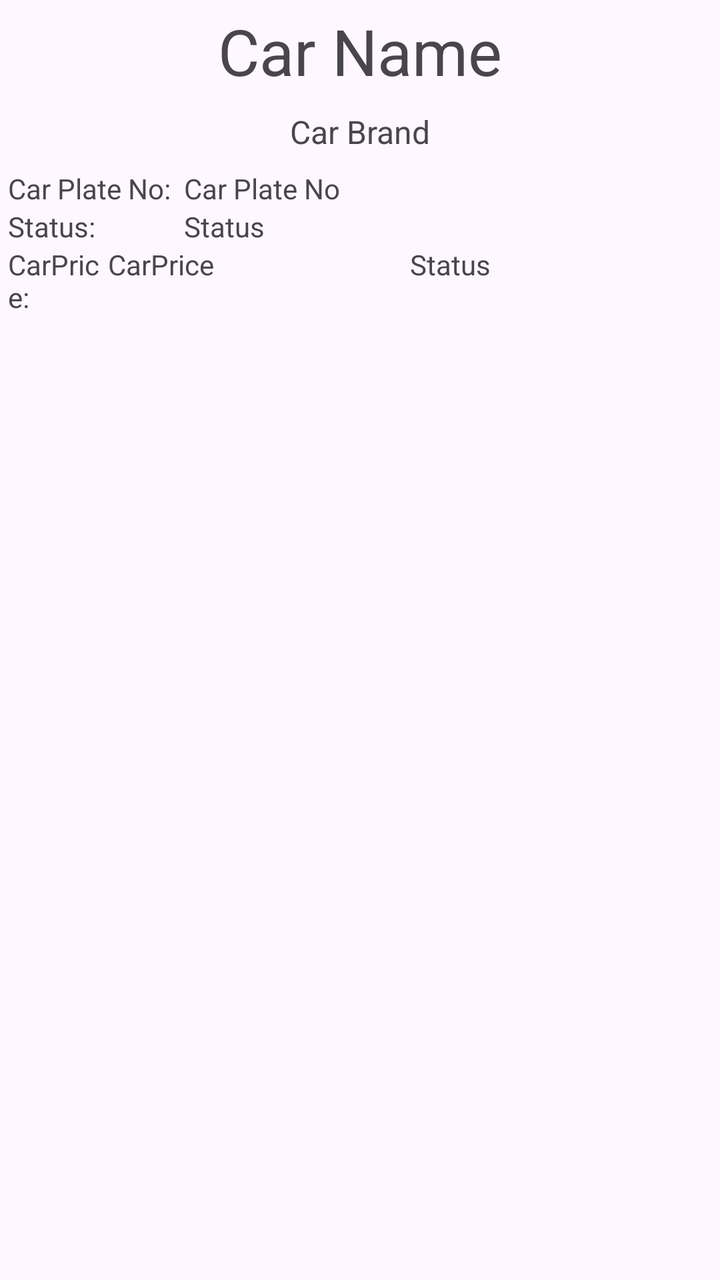
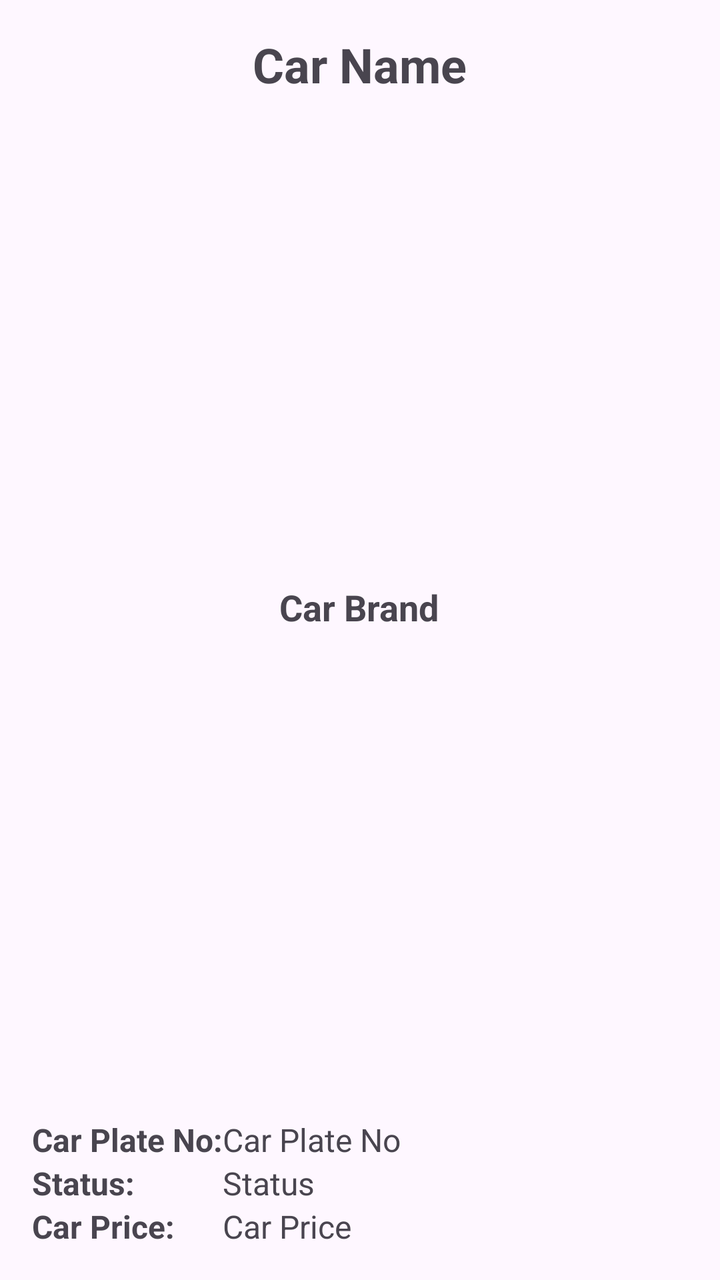

Compare the two renders of this Android layout. The source of the first and the diff that turns it into the second are given below.
<!-- AndroidManifest.xml: application theme Theme.Lab_REST -->
<!-- res/layout/activity_car_detail.xml -->
<?xml version="1.0" encoding="utf-8"?>
<GridLayout xmlns:android="http://schemas.android.com/apk/res/android"
    android:id="@+id/main"
    android:layout_width="match_parent"
    android:layout_height="match_parent"
    android:layout_marginTop="50dp"
    android:alignmentMode="alignBounds"
    android:columnCount="2"
    android:columnOrderPreserved="false"
    android:useDefaultMargins="true">

    <TextView
        android:id="@+id/tvCarName"
        android:layout_columnSpan="2"
        android:layout_gravity="center_horizontal"
        android:text="Car Name"
        android:textSize="32dip" />

    <TextView
        android:id="@+id/tvCarBrand"
        android:layout_columnSpan="2"
        android:layout_gravity="center"
        android:text="Car Brand"
        android:textSize="16dip" />

    <LinearLayout
        android:layout_width="fill_parent"
        android:layout_height="fill_parent"
        android:orientation="vertical">

        <LinearLayout
            android:layout_width="fill_parent"
            android:layout_height="wrap_content"
            android:orientation="horizontal">

            <TextView
                android:layout_width="0dp"
                android:layout_height="wrap_content"
                android:layout_weight="0.25"
                android:text="Car Plate No:" />

            <TextView
                android:id="@+id/tvCarPlateNo"
                android:layout_width="0dp"
                android:layout_height="wrap_content"
                android:layout_weight="0.75"
                android:text="Car Plate No" />
        </LinearLayout>

        <LinearLayout
            android:layout_width="fill_parent"
            android:layout_height="wrap_content"
            android:orientation="horizontal">

            <TextView
                android:layout_width="0dp"
                android:layout_height="wrap_content"
                android:layout_weight="0.25"
                android:text="Status:" />

            <TextView
                android:id="@+id/tvISBN"
                android:layout_width="0dp"
                android:layout_height="wrap_content"
                android:layout_weight="0.75"
                android:text="Status" />
        </LinearLayout>

        <LinearLayout
            android:layout_width="fill_parent"
            android:layout_height="wrap_content"
            android:orientation="horizontal">

            <TextView
                android:layout_width="0dp"
                android:layout_height="wrap_content"
                android:layout_weight="0.25"
                android:text="CarPrice:" />

            <TextView
                android:id="@+id/tvYear"
                android:layout_width="0dp"
                android:layout_height="wrap_content"
                android:layout_weight="0.75"
                android:text="CarPrice" />

            <TextView
                android:id="@+id/tvStatus"
                android:layout_width="0dp"
                android:layout_height="wrap_content"
                android:layout_weight="0.75"
                android:text="Status" />
        </LinearLayout>

    </LinearLayout>

</GridLayout>
<!-- resources referenced by this layout -->
<resources>
  <style name="Theme.Lab_REST" parent="Base.Theme.Lab_REST" />
  <style name="Base.Theme.Lab_REST" parent="Theme.Material3.DayNight.NoActionBar">
          
          
      </style>
</resources>

<!-- the commit's change to res/layout/activity_car_detail.xml (unified diff, before → after) -->
@@ -2,96 +2,78 @@
 <GridLayout xmlns:android="http://schemas.android.com/apk/res/android"
     android:id="@+id/main"
     android:layout_width="match_parent"
-    android:layout_height="match_parent"
+    android:layout_height="wrap_content"
     android:layout_marginTop="50dp"
+    android:columnCount="2"
     android:alignmentMode="alignBounds"
-    android:columnCount="2"
-    android:columnOrderPreserved="false"
-    android:useDefaultMargins="true">
+    android:columnOrderPreserved="true"
+    android:padding="16dp">
+
+    
+    <TextView
+        android:id="@+id/tvCarName"
+        android:layout_width="wrap_content"
+        android:layout_height="wrap_content"
+        android:text="Car Name"
+        android:textSize="24sp"
+        android:textStyle="bold"
+        android:layout_columnSpan="2"
+        android:layout_gravity="center_horizontal" />
+
+    
+    <TextView
+        android:id="@+id/tvCarBrand"
+        android:layout_width="wrap_content"
+        android:layout_height="wrap_content"
+        android:text="Car Brand"
+        android:textSize="18sp"
+        android:textStyle="bold"
+        android:layout_columnSpan="2"
+        android:layout_gravity="center" />
+
+    
+    <TextView
+        android:layout_width="wrap_content"
+        android:layout_height="wrap_content"
+        android:text="Car Plate No:"
+        android:textSize="16sp"
+        android:textStyle="bold" />
 
     <TextView
-        android:id="@+id/tvCarName"
-        android:layout_columnSpan="2"
-        android:layout_gravity="center_horizontal"
-        android:text="Car Name"
-        android:textSize="32dip" />
+        android:id="@+id/tvCarPlateNo"
+        android:layout_width="wrap_content"
+        android:layout_height="wrap_content"
+        android:text="Car Plate No"
+        android:textSize="16sp" />
+
+    
+    <TextView
+        android:layout_width="wrap_content"
+        android:layout_height="wrap_content"
+        android:text="Status:"
+        android:textSize="16sp"
+        android:textStyle="bold" />
 
     <TextView
-        android:id="@+id/tvCarBrand"
-        android:layout_columnSpan="2"
-        android:layout_gravity="center"
-        android:text="Car Brand"
-        android:textSize="16dip" />
+        android:id="@+id/tvStatus"
+        android:layout_width="wrap_content"
+        android:layout_height="wrap_content"
+        android:text="Status"
+        android:textSize="16sp" />
 
-    <LinearLayout
-        android:layout_width="fill_parent"
-        android:layout_height="fill_parent"
-        android:orientation="vertical">
+    
+    <TextView
+        android:layout_width="wrap_content"
+        android:layout_height="wrap_content"
+        android:text="Car Price:"
+        android:textSize="16sp"
+        android:textStyle="bold" />
 
-        <LinearLayout
-            android:layout_width="fill_parent"
-            android:layout_height="wrap_content"
-            android:orientation="horizontal">
-
-            <TextView
-                android:layout_width="0dp"
-                android:layout_height="wrap_content"
-                android:layout_weight="0.25"
-                android:text="Car Plate No:" />
-
-            <TextView
-                android:id="@+id/tvCarPlateNo"
-                android:layout_width="0dp"
-                android:layout_height="wrap_content"
-                android:layout_weight="0.75"
-                android:text="Car Plate No" />
-        </LinearLayout>
-
-        <LinearLayout
-            android:layout_width="fill_parent"
-            android:layout_height="wrap_content"
-            android:orientation="horizontal">
-
-            <TextView
-                android:layout_width="0dp"
-                android:layout_height="wrap_content"
-                android:layout_weight="0.25"
-                android:text="Status:" />
-
-            <TextView
-                android:id="@+id/tvISBN"
-                android:layout_width="0dp"
-                android:layout_height="wrap_content"
-                android:layout_weight="0.75"
-                android:text="Status" />
-        </LinearLayout>
-
-        <LinearLayout
-            android:layout_width="fill_parent"
-            android:layout_height="wrap_content"
-            android:orientation="horizontal">
-
-            <TextView
-                android:layout_width="0dp"
-                android:layout_height="wrap_content"
-                android:layout_weight="0.25"
-                android:text="CarPrice:" />
-
-            <TextView
-                android:id="@+id/tvYear"
-                android:layout_width="0dp"
-                android:layout_height="wrap_content"
-                android:layout_weight="0.75"
-                android:text="CarPrice" />
-
-            <TextView
-                android:id="@+id/tvStatus"
-                android:layout_width="0dp"
-                android:layout_height="wrap_content"
-                android:layout_weight="0.75"
-                android:text="Status" />
-        </LinearLayout>
-
-    </LinearLayout>
+    <TextView
+        android:id="@+id/tvCarPrice"
+        android:layout_width="wrap_content"
+        android:layout_height="wrap_content"
+        android:text="Car Price"
+        android:textSize="16sp" />
 
 </GridLayout>
